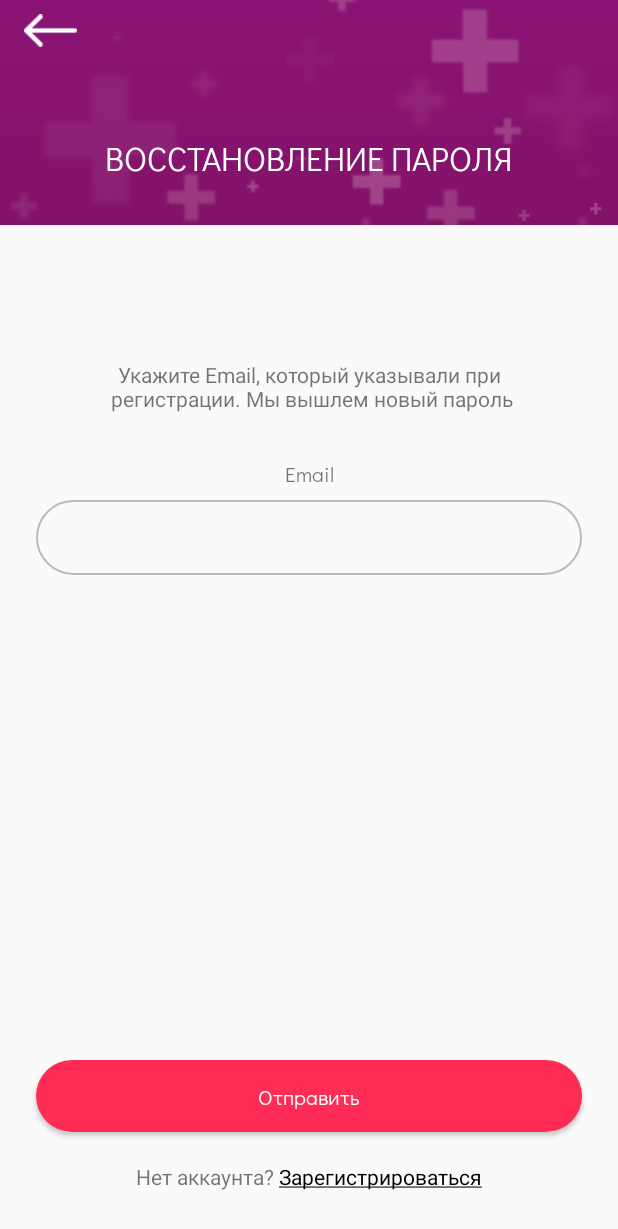
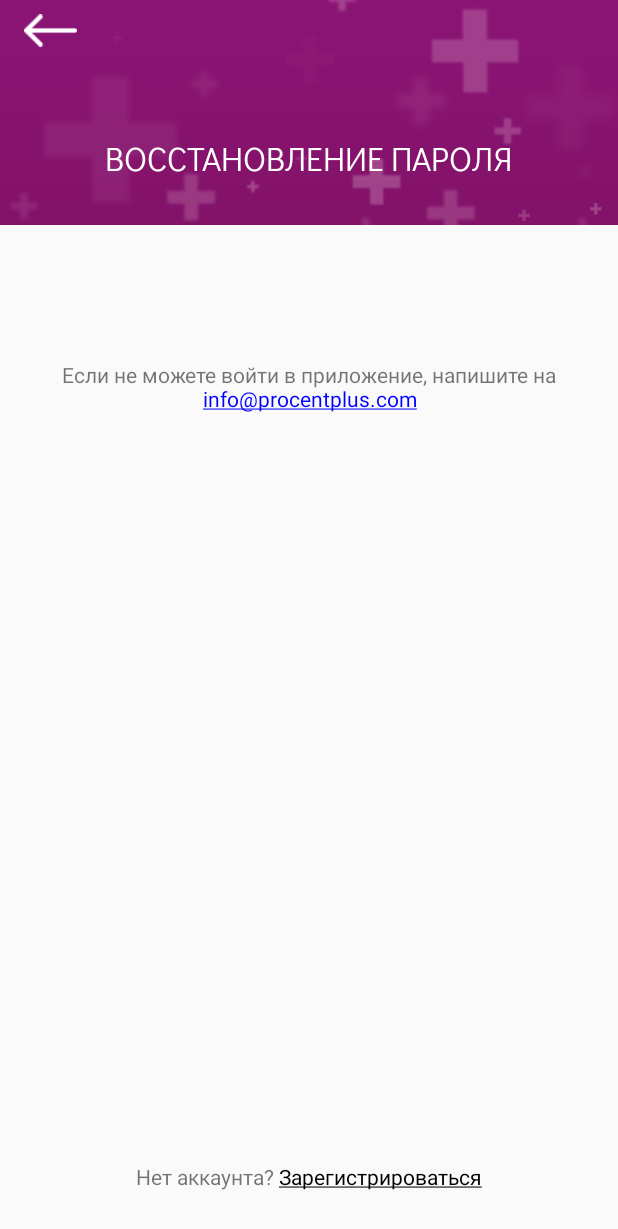
Before and after one commit to kair32/PercentPlus, an Android app: the RestorePasswordActivity screen opened directly, with no data from a screen before it, on a phone screen of 412 x 824 dp. Shown: the top 1229 px of the screen. Run offline under Robolectric (Android 15) with nearby library versions, the phone set to English and light mode, and no system bars; our stand-ins replace ButterKnife.

Commit message:
fixed restore password with send message

```diff
--- a/app/src/main/java/com/procentplus/activities/RestorePasswordActivity.java
+++ b/app/src/main/java/com/procentplus/activities/RestorePasswordActivity.java
@@ -1,44 +1,31 @@
 package com.procentplus.activities;
 
 import android.content.Intent;
+import android.graphics.Color;
 import android.graphics.Paint;
 import androidx.appcompat.app.AppCompatActivity;
+
+import android.net.Uri;
 import android.os.Bundle;
-import android.util.Log;
+import android.text.SpannableString;
+import android.text.style.ForegroundColorSpan;
+import android.text.style.UnderlineSpan;
 import android.view.View;
-import android.widget.Button;
-import android.widget.EditText;
 import android.widget.ImageView;
 import android.widget.TextView;
 
-import com.procentplus.ProgressDialog.DialogConfig;
 import com.procentplus.R;
-import com.procentplus.retrofit.RetrofitClient;
-import com.procentplus.retrofit.interfaces.INewPassword;
-import com.procentplus.retrofit.models.NewPassword;
-import com.procentplus.retrofit.models.NewPasswordReq;
-
 import butterknife.BindView;
 import butterknife.ButterKnife;
-import retrofit2.Call;
-import retrofit2.Callback;
-import retrofit2.Response;
-import retrofit2.Retrofit;
 
 public class RestorePasswordActivity extends AppCompatActivity implements View.OnClickListener{
 
     @BindView(R.id.restore_back_btn)
     ImageView restore_back_btn;
-    @BindView(R.id.send_email_restore)
-    Button btn_send_email_restore;
     @BindView(R.id.register_btn_restore)
     TextView register_btn_restore;
-    @BindView(R.id.et_restore_email)
-    EditText et_restore_email;
-
-    private Retrofit retrofit;
-    private INewPassword iNewPassword;
-    private DialogConfig progressDialog;
+    @BindView(R.id.textView)
+    TextView textView;
 
     @Override
     protected void onCreate(Bundle savedInstanceState) {
@@ -46,18 +33,17 @@ public class RestorePasswordActivity extends AppCompatActivity implements View.O
         setContentView(R.layout.activity_restore_password);
         ButterKnife.bind(this);
 
-        // init api
-        retrofit = RetrofitClient.getInstance();
-
-        // init dialog
-        progressDialog = new DialogConfig(this, "Идет загрузка");
+        SpannableString content = new SpannableString("Если не можете войти в приложение, напишите на info@procentplus.com");
+        content.setSpan(new UnderlineSpan(), 47, content.length(), 0);
+        content.setSpan(new ForegroundColorSpan(Color.BLUE), 47, content.length(), 0);
+        textView.setText(content);
 
         // underlining text views
         register_btn_restore.setPaintFlags(register_btn_restore.getPaintFlags() | Paint.UNDERLINE_TEXT_FLAG);
 
         // init click listeners
         restore_back_btn.setOnClickListener(this);
-        btn_send_email_restore.setOnClickListener(this);
+        textView.setOnClickListener(this);
         register_btn_restore.setOnClickListener(this);
     }
 
@@ -67,63 +53,16 @@ public class RestorePasswordActivity extends AppCompatActivity implements View.O
             case R.id.restore_back_btn:
                 onBackPressed();
                 break;
-            case R.id.send_email_restore:
-                String restore_email = et_restore_email.getText().toString().trim();
-                if (!restore_email.isEmpty()) {
-                    restorePassword(restore_email);
-
-                    // show dialog
-                    progressDialog.showDialog();
-
-                } else {
-                    MainActivity.prefConfig.displayToast("Введите свой email");
-                }
-                break;
             case R.id.register_btn_restore:
                 Intent intent = new Intent(RestorePasswordActivity.this, RegisterActivity.class);
                 startActivity(intent);
                 break;
+            case R.id.textView:
+                Intent mailIntent = new Intent(Intent.ACTION_VIEW);
+                Uri data = Uri.parse("mailto:?subject=" + "Восстановление доступа"+ "&body=" + "Я забыл свой пароль. Пожалуйста напомните. \nМой номер:" + "&to=" + "info@procentplus.com");
+                mailIntent.setData(data);
+                startActivity(Intent.createChooser(mailIntent, "Send mail..."));
+                break;
         }
     }
-
-    private void restorePassword(String restore_email) {
-        iNewPassword = retrofit.create(INewPassword.class);
-
-        Call<NewPassword> newPasswordCall = iNewPassword.newPasswordData(
-                new NewPassword(new NewPasswordReq(restore_email))
-        );
-
-        newPasswordCall.enqueue(new Callback<NewPassword>() {
-            @Override
-            public void onResponse(Call<NewPassword> call, Response<NewPassword> response) {
-                int statusCode = response.code();
-                Log.d("LOGGER Reg", "statusCode: " + statusCode);
-                if (statusCode == 200) {
-                    // hide dialog
-                    progressDialog.dismissDialog();
-                    MainActivity
-                            .prefConfig
-                            .displayToast("Для сброса пароля перейдите по ссылке, которая была отправлена на вашу почту");
-                    Intent intent = new Intent(RestorePasswordActivity.this, AuthActivity.class);
-                    startActivity(intent);
-                    finish();
-                } else {
-                    // hide dialog
-                    progressDialog.dismissDialog();
-                    MainActivity
-                            .prefConfig
-                            .displayToast("Произошла ошибка при отправлении запроса. Попробуйте снова");
-                }
-            }
-
-            @Override
-            public void onFailure(Call<NewPassword> call, Throwable t) {
-                // hide dialog
-                progressDialog.dismissDialog();
-                MainActivity
-                        .prefConfig
-                        .displayToast("Произошла ошибка при отправлении запроса. Попробуйте снова");
-            }
-        });
-    }
 }
--- a/app/src/main/res/layout/activity_restore_password.xml
+++ b/app/src/main/res/layout/activity_restore_password.xml
@@ -62,62 +62,10 @@
             android:layout_marginEnd="24dp"
             android:layout_marginStart="24dp"
             android:layout_marginTop="90dp"
-            android:text="Укажите Email, который указывали при\n регистрации. Мы вышлем новый пароль"
             android:textAlignment="center"
             app:layout_constraintEnd_toEndOf="parent"
             app:layout_constraintStart_toStartOf="parent"
             app:layout_constraintTop_toBottomOf="@id/constraintLayout" />
-
-
-        <TextView
-            android:id="@+id/textView2"
-            android:layout_width="wrap_content"
-            android:layout_height="wrap_content"
-            android:layout_marginEnd="8dp"
-            android:layout_marginStart="8dp"
-            android:fontFamily="@font/new_font"
-            android:layout_marginTop="30dp"
-            android:text="Email"
-            app:layout_constraintEnd_toEndOf="parent"
-            app:layout_constraintStart_toStartOf="parent"
-            app:layout_constraintTop_toBottomOf="@+id/textView" />
-
-        <EditText
-            android:id="@+id/et_restore_email"
-            android:layout_width="0dp"
-            android:layout_height="50dp"
-            android:layout_marginEnd="24dp"
-            android:layout_marginStart="24dp"
-            android:layout_marginTop="8dp"
-            android:paddingLeft="20dp"
-            android:paddingRight="20dp"
-            android:paddingTop="8dp"
-            android:textSize="20sp"
-            android:paddingBottom="10dp"
-            android:textAlignment="center"
-            android:fontFamily="@font/new_font"
-            android:background="@drawable/edittext_bg"
-            android:ems="10"
-            android:inputType="textEmailAddress"
-            app:layout_constraintEnd_toEndOf="parent"
-            app:layout_constraintStart_toStartOf="parent"
-            app:layout_constraintTop_toBottomOf="@+id/textView2" />
-
-        <Button
-            android:id="@+id/send_email_restore"
-            android:layout_width="match_parent"
-            android:layout_height="wrap_content"
-            android:layout_marginEnd="24dp"
-            android:layout_marginStart="24dp"
-            android:layout_marginBottom="20dp"
-            android:background="@drawable/btn_circle"
-            android:fontFamily="@font/new_font"
-            android:text="Отправить"
-            android:textAllCaps="false"
-            android:textColor="#fff"
-            app:layout_constraintEnd_toEndOf="parent"
-            app:layout_constraintStart_toStartOf="parent"
-            app:layout_constraintBottom_toTopOf="@+id/linear_layout2" />
 
         <LinearLayout
             android:id="@+id/linear_layout2"
```
